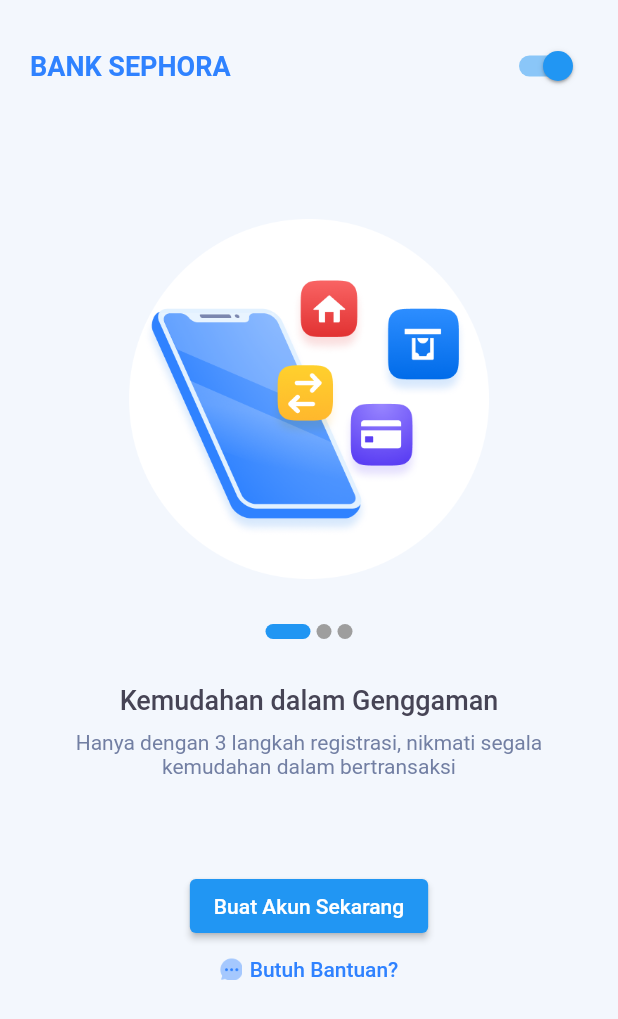
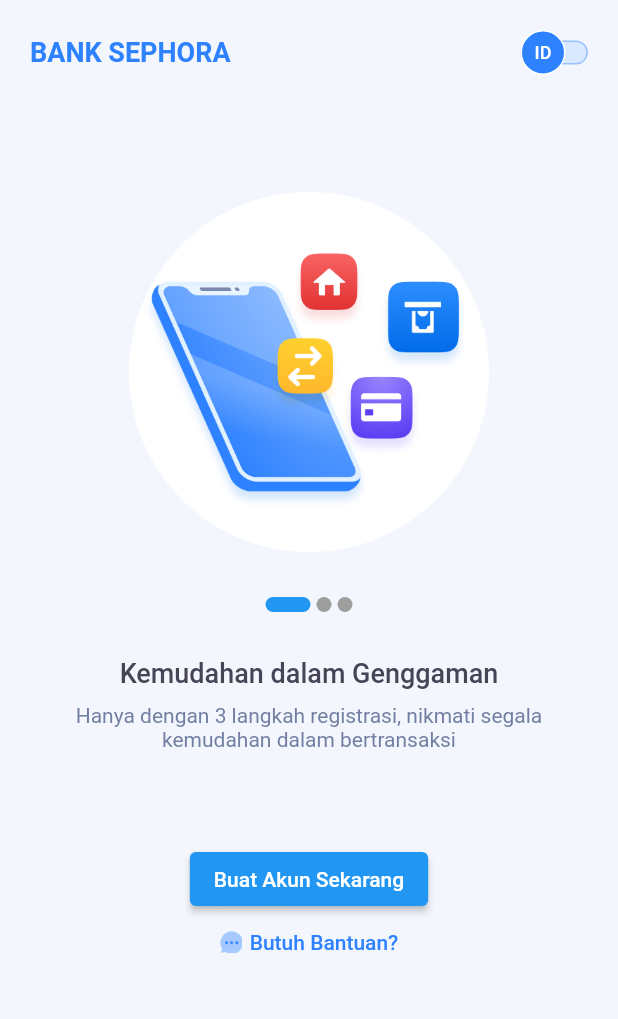
Before and after one commit to yonayohana06/sephora, a Flutter app: the screen it shows after launch, on a phone screen of 412 x 824 dp. Shown: the top 1019 px of the screen. Run offline on Flutter 3.47's test engine with Material 2 defaults, Android fonts, the phone set to English and light mode, and no system bars.

Commit message:
fix conflict onboard

```diff
--- a/lib/onboarding/screens/onboarding_screen.dart
+++ b/lib/onboarding/screens/onboarding_screen.dart
@@ -1,5 +1,6 @@
 import 'package:flutter/material.dart';
 import 'package:sephora/register/register.dart';
+import '../widgets/language_switcher.dart';
 import '../widgets/onboarding_carousel.dart';
 import '../widgets/onboarding_description.dart';
 import '../widgets/onboarding_indicator.dart';
@@ -15,7 +16,8 @@ class _OnBoardingScreenState extends State<OnBoardingScreen> {
   int _currentPage = 0;
   @override
   Widget build(BuildContext context) {
-    return Scaffold(
+    return SafeArea(
+      child: Scaffold(
         backgroundColor: const Color(0xFFF3F7FD),
         body: SingleChildScrollView(
           child: Column(
@@ -33,7 +35,11 @@ class _OnBoardingScreenState extends State<OnBoardingScreen> {
                         color: Color(0xFF2F82FF),
                       ),
                     ),
-                  Switch(value: true, onChanged: (v) {}),
+                    LanguageSwitcher(
+                      isID: (isId) {
+                        (isId ? 'Bahasa' : 'English');
+                      },
+                    ),
                   ],
                 ),
               ),
@@ -99,6 +105,7 @@ class _OnBoardingScreenState extends State<OnBoardingScreen> {
             ],
           ),
         ),
+      ),
     );
   }
 }
```
Lines whose indentation alone changed are shown as unchanged.
